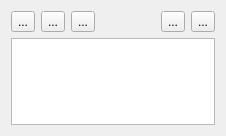
Before: the Qt Designer form plugins/projectmanagerview/projectbuildsetwidget.ui in KDE/kdevelop, drawn with Qt 5.
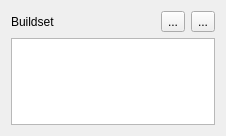
After: the same form once the commit is applied.

Commit message: Use a splitter again for the buildset widget (aka details-part). Also remove the build-actions from it and instead put build/install/clean onto the project treeview toolbar. These are now taken from the plugin itself (i.e. the same that show up in the menu) so are activated according to selection/buildset content. BUG:183638

Diff of the .ui file:
```diff
--- a/plugins/projectmanagerview/projectbuildsetwidget.ui
+++ b/plugins/projectmanagerview/projectbuildsetwidget.ui
@@ -13,41 +13,9 @@
    <item>
     <layout class="QHBoxLayout" >
      <item>
-      <widget class="QToolButton" name="buildButton" >
-       <property name="toolTip" >
-        <string>Build</string>
-       </property>
-       <property name="whatsThis" >
-        <string>Build all items from the buildset</string>
-       </property>
+      <widget class="QLabel" name="label" >
        <property name="text" >
-        <string>...</string>
-       </property>
-      </widget>
-     </item>
-     <item>
-      <widget class="QToolButton" name="installButton" >
-       <property name="toolTip" >
-        <string>Install</string>
-       </property>
-       <property name="whatsThis" >
-        <string>Install all items from the buildset</string>
-       </property>
-       <property name="text" >
-        <string>...</string>
-       </property>
-      </widget>
-     </item>
-     <item>
-      <widget class="QToolButton" name="cleanButton" >
-       <property name="toolTip" >
-        <string>Clean</string>
-       </property>
-       <property name="whatsThis" >
-        <string>Clean all items from the buildset</string>
-       </property>
-       <property name="text" >
-        <string>...</string>
+        <string>Buildset</string>
        </property>
       </widget>
      </item>
```
The commit also changes 4 other files.
